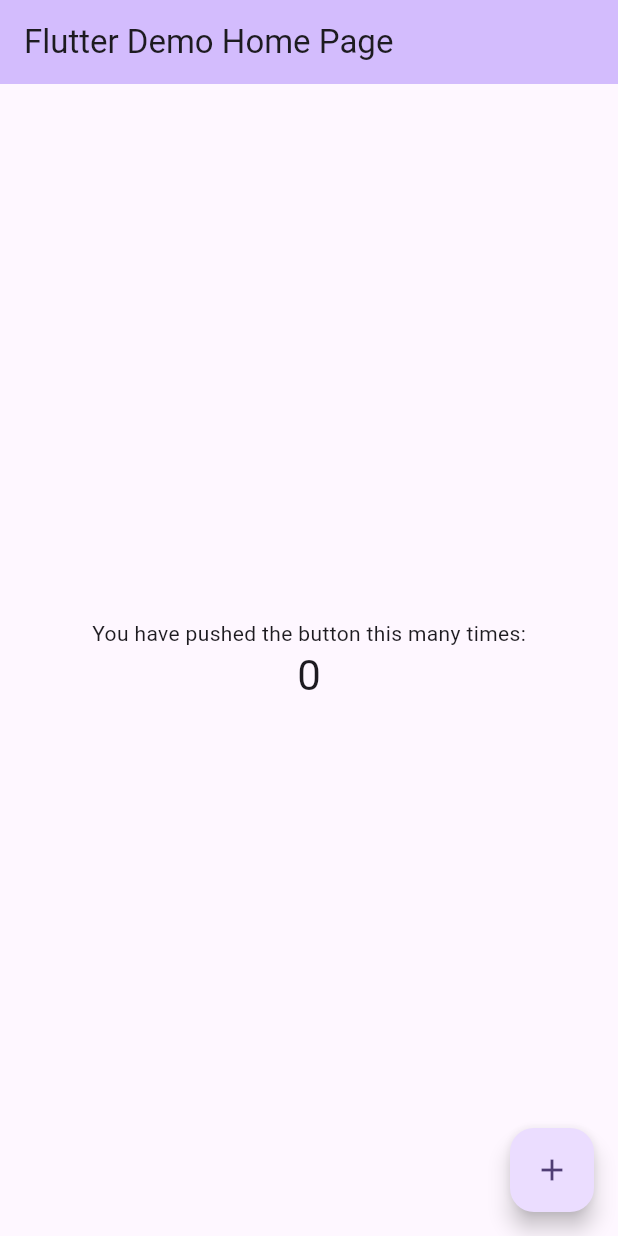
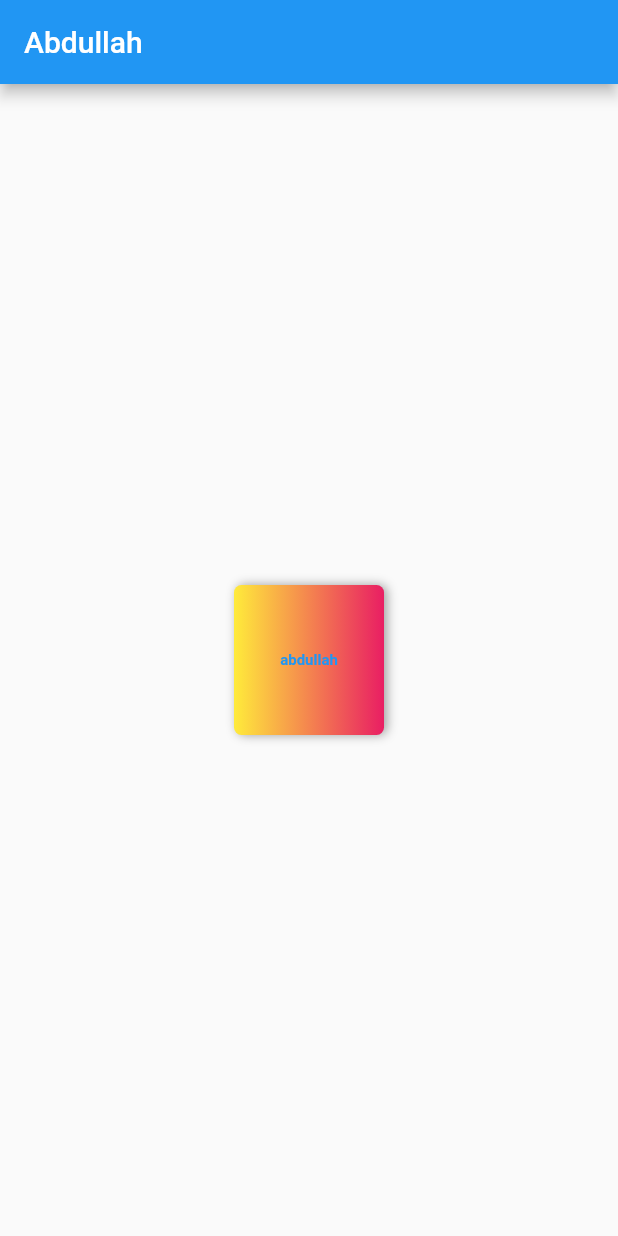
Before and after one commit to abdullah-naeem-laangah/AbdullahLaangah686, a Flutter app: the screen it shows after launch, on a phone screen of 412 x 824 dp. Run offline on Flutter 3.47's test engine with Material 2 defaults, Android fonts, the phone set to English and light mode, and no system bars.

Commit message:
Day1 Commit

```diff
--- a/lib/main.dart
+++ b/lib/main.dart
@@ -1,125 +1,54 @@
 import 'package:flutter/material.dart';
+import 'package:cupertino_icons/cupertino_icons.dart';
 
-void main() {
-  runApp(const MyApp());
+void main (){
+  runApp(MaterialApp(
+    debugShowCheckedModeBanner: false,
+    title: "AS Comuninication",
+    home: HomePage(),
+  ));
 }
 
-class MyApp extends StatelessWidget {
-  const MyApp({super.key});
+class HomePage extends StatelessWidget {
+  const HomePage({Key? key}) : super(key: key);
 
-  // This widget is the root of your application.
   @override
   Widget build(BuildContext context) {
-    return MaterialApp(
-      title: 'Flutter Demo',
-      theme: ThemeData(
-        // This is the theme of your application.
-        //
-        // TRY THIS: Try running your application with "flutter run". You'll see
-        // the application has a blue toolbar. Then, without quitting the app,
-        // try changing the seedColor in the colorScheme below to Colors.green
-        // and then invoke "hot reload" (save your changes or press the "hot
-        // reload" button in a Flutter-supported IDE, or press "r" if you used
-        // the command line to start the app).
-        //
-        // Notice that the counter didn't reset back to zero; the application
-        // state is not lost during the reload. To reset the state, use hot
-        // restart instead.
-        //
-        // This works for code too, not just values: Most code changes can be
-        // tested with just a hot reload.
-        colorScheme: ColorScheme.fromSeed(seedColor: Colors.deepPurple),
-        useMaterial3: true,
+    return Scaffold(
+     appBar: AppBar(
+       title: Text("Abdullah"),
+     ),
+      body: Center(
+        child: Container(
+          padding: EdgeInsets.all(8),
+          //color: Colors.teal,
+          width: 100,
+          height: 100,
+          child: Text("abdullah", style: TextStyle(
+            color: Colors.blue,
+            fontSize: 10,
+            fontWeight: FontWeight.bold,
+
+          ),),
+          alignment: Alignment.center,
+          decoration: BoxDecoration(
+            boxShadow:[BoxShadow(
+              color: Colors.grey,
+              blurRadius: 5,
+              offset: Offset(2,0),
+            )],
+            color: Colors.teal,
+            borderRadius: BorderRadius.circular(5),
+            gradient: LinearGradient(colors: [
+              Colors.yellow,Colors.pink,
+            ]
+
+            )
+          ),
+        ),
       ),
-      home: const MyHomePage(title: 'Flutter Demo Home Page'),
+
+
     );
   }
 }
-
-class MyHomePage extends StatefulWidget {
-  const MyHomePage({super.key, required this.title});
-
-  // This widget is the home page of your application. It is stateful, meaning
-  // that it has a State object (defined below) that contains fields that affect
-  // how it looks.
-
-  // This class is the configuration for the state. It holds the values (in this
-  // case the title) provided by the parent (in this case the App widget) and
-  // used by the build method of the State. Fields in a Widget subclass are
-  // always marked "final".
-
-  final String title;
-
-  @override
-  State<MyHomePage> createState() => _MyHomePageState();
-}
-
-class _MyHomePageState extends State<MyHomePage> {
-  int _counter = 0;
-
-  void _incrementCounter() {
-    setState(() {
-      // This call to setState tells the Flutter framework that something has
-      // changed in this State, which causes it to rerun the build method below
-      // so that the display can reflect the updated values. If we changed
-      // _counter without calling setState(), then the build method would not be
-      // called again, and so nothing would appear to happen.
-      _counter++;
-    });
-  }
-
-  @override
-  Widget build(BuildContext context) {
-    // This method is rerun every time setState is called, for instance as done
-    // by the _incrementCounter method above.
-    //
-    // The Flutter framework has been optimized to make rerunning build methods
-    // fast, so that you can just rebuild anything that needs updating rather
-    // than having to individually change instances of widgets.
-    return Scaffold(
-      appBar: AppBar(
-        // TRY THIS: Try changing the color here to a specific color (to
-        // Colors.amber, perhaps?) and trigger a hot reload to see the AppBar
-        // change color while the other colors stay the same.
-        backgroundColor: Theme.of(context).colorScheme.inversePrimary,
-        // Here we take the value from the MyHomePage object that was created by
-        // the App.build method, and use it to set our appbar title.
-        title: Text(widget.title),
-      ),
-      body: Center(
-        // Center is a layout widget. It takes a single child and positions it
-        // in the middle of the parent.
-        child: Column(
-          // Column is also a layout widget. It takes a list of children and
-          // arranges them vertically. By default, it sizes itself to fit its
-          // children horizontally, and tries to be as tall as its parent.
-          //
-          // Column has various properties to control how it sizes itself and
-          // how it positions its children. Here we use mainAxisAlignment to
-          // center the children vertically; the main axis here is the vertical
-          // axis because Columns are vertical (the cross axis would be
-          // horizontal).
-          //
-          // TRY THIS: Invoke "debug painting" (choose the "Toggle Debug Paint"
-          // action in the IDE, or press "p" in the console), to see the
-          // wireframe for each widget.
-          mainAxisAlignment: MainAxisAlignment.center,
-          children: <Widget>[
-            const Text(
-              'You have pushed the button this many times:',
-            ),
-            Text(
-              '$_counter',
-              style: Theme.of(context).textTheme.headlineMedium,
-            ),
-          ],
-        ),
-      ),
-      floatingActionButton: FloatingActionButton(
-        onPressed: _incrementCounter,
-        tooltip: 'Increment',
-        child: const Icon(Icons.add),
-      ), // This trailing comma makes auto-formatting nicer for build methods.
-    );
-  }
-}
```
